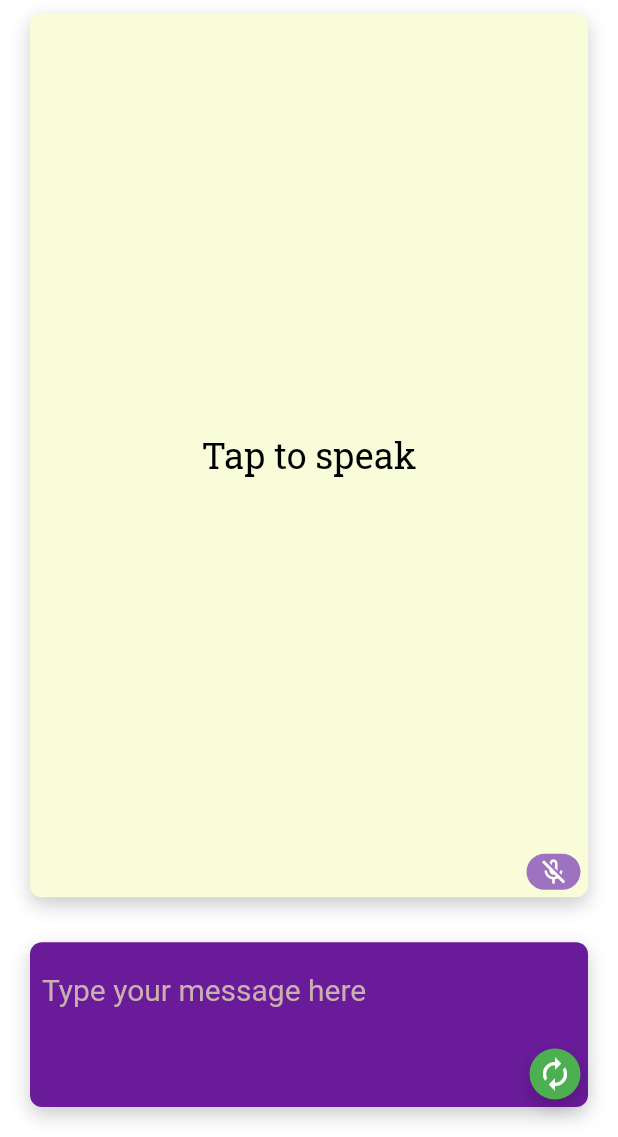
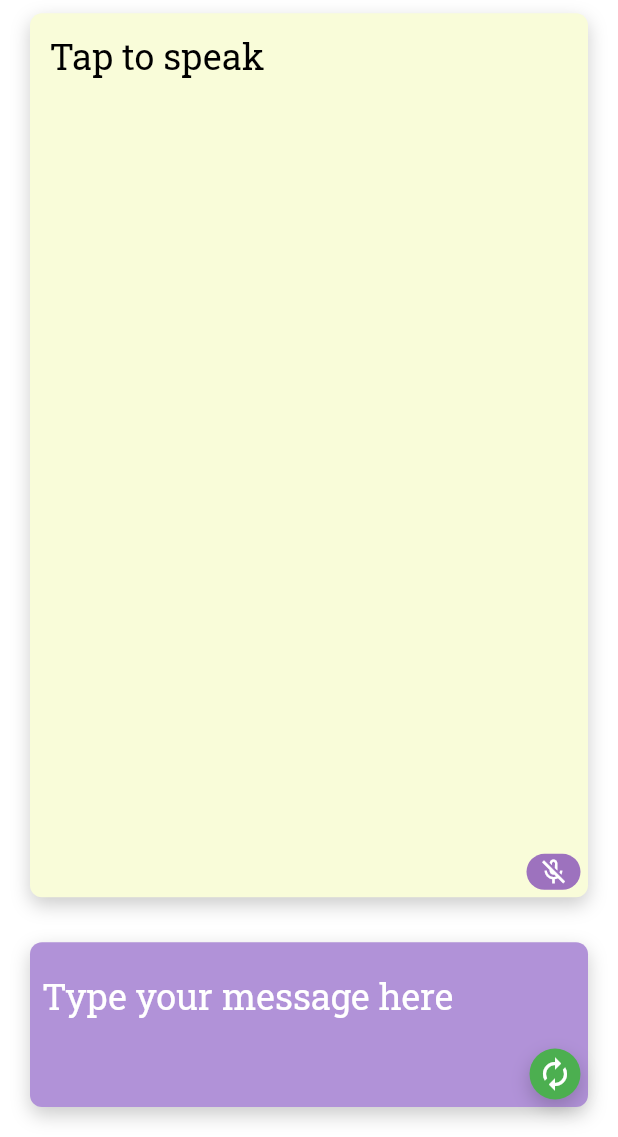
Before and after one commit to SunflowerSmiles/IndriyeahApp, a Flutter app: the screen it shows after launch, on a phone screen of 412 x 824 dp, the part 99-1236 px from its top. Run offline on Flutter 3.47's test engine with Material 2 defaults, Android fonts, the light colour scheme and no system bars; our stand-ins replace flutter_keyboard_visibility, flutter_tts, google_fonts, speech_to_text.

Commit message:
more color changes

```diff
--- a/lib/screens/home_page.dart
+++ b/lib/screens/home_page.dart
@@ -287,7 +287,10 @@ class _HomePageState extends State<HomePage> {
                             // TODO: make text come from bottom
                             child: Stack(
                               children: [
-                                Ink(
+                                Positioned.fill(
+                                  top: 0,
+                                  left: 0,
+                                  child: Ink(
                                     decoration: BoxDecoration(
                                       borderRadius: BorderRadius.circular(8),
                                       color:
@@ -315,7 +318,6 @@ class _HomePageState extends State<HomePage> {
                                             _stopListening()
                                           }
                                       },
-                                    child: Center(
                                       child: Padding(
                                         padding: const EdgeInsets.all(5.0),
                                         child: SingleChildScrollView(
@@ -323,15 +325,19 @@ class _HomePageState extends State<HomePage> {
                                           child: Padding(
                                             padding: const EdgeInsets.all(8.0),
                                             child: RichText(
+                                                textAlign: TextAlign.left,
                                                 text: TextSpan(
                                                   children: [
                                                     TextSpan(
-                                                  text: prevText.join("\n") ==
+                                                      text: prevText
+                                                                  .join("\n") ==
                                                               ""
                                                           ? ""
                                                           : "${prevText.join("\n")}\n",
-                                                  style: GoogleFonts.robotoSlab(
-                                                    textStyle: const TextStyle(
+                                                      style: GoogleFonts
+                                                          .robotoSlab(
+                                                        textStyle:
+                                                            const TextStyle(
                                                           fontSize: 24,
                                                           fontWeight:
                                                               FontWeight.w400,
@@ -342,20 +348,27 @@ class _HomePageState extends State<HomePage> {
                                                     ),
                                                     TextSpan(
                                                       text: otext,
-                                                  style: GoogleFonts.robotoSlab(
-                                                    textStyle: const TextStyle(
+                                                      style: GoogleFonts
+                                                          .robotoSlab(
+                                                        textStyle:
+                                                            const TextStyle(
                                                           fontSize: 24,
                                                           fontWeight:
                                                               FontWeight.w400,
                                                           color: Color.fromARGB(
-                                                          255, 120, 120, 120),
+                                                              255,
+                                                              120,
+                                                              120,
+                                                              120),
                                                         ),
                                                       ),
                                                     ),
                                                     TextSpan(
                                                       text: ctext,
-                                                  style: GoogleFonts.robotoSlab(
-                                                    textStyle: const TextStyle(
+                                                      style: GoogleFonts
+                                                          .robotoSlab(
+                                                        textStyle:
+                                                            const TextStyle(
                                                           fontSize: 24,
                                                           fontWeight:
                                                               FontWeight.w400,
@@ -419,7 +432,9 @@ class _HomePageState extends State<HomePage> {
                             Ink(
                               decoration: BoxDecoration(
                                 borderRadius: BorderRadius.circular(8),
-                                color: Colors.purple.shade800,
+                                color: Theme.of(context)
+                                    .colorScheme
+                                    .secondaryContainer,
                                 boxShadow: [
                                   BoxShadow(
                                       color: Colors.black.withOpacity(0.2),
@@ -465,19 +480,22 @@ class _HomePageState extends State<HomePage> {
                                           },
                                       },
                                       textAlign: TextAlign.left,
-                                      style: const TextStyle(
+                                      style: GoogleFonts.robotoSlab(
+                                        textStyle: const TextStyle(
+                                          fontSize: 24,
                                           color: Colors.white,
-                                        fontSize: 20,
+                                        ),
                                       ),
                                       maxLines: 100,
                                       keyboardType: TextInputType.multiline,
-                                      decoration: const InputDecoration(
+                                      decoration: InputDecoration(
                                         border: InputBorder.none,
                                         hintText: "Type your message here",
-                                        hintStyle: TextStyle(
-                                          color: Color.fromARGB(
-                                              255, 202, 176, 176),
-                                          fontSize: 20,
+                                        hintStyle: GoogleFonts.robotoSlab(
+                                          textStyle: const TextStyle(
+                                            fontSize: 24,
+                                            color: Colors.white,
+                                          ),
                                         ),
                                       ),
                                     ),
```
Also changed, not shown: 1 other file. Lines whose indentation alone changed are shown as unchanged.
